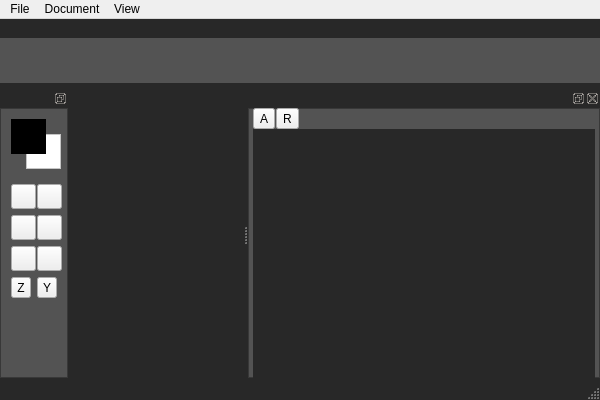
The window that alpaint/res/Alpaint.ui (DatDarkAlpaca/alpaint) describes before a commit, drawn with Qt 5.
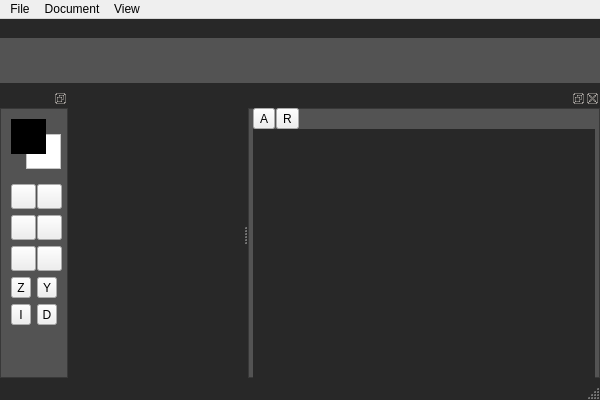
The same window after the commit. Icons and pictures are not drawn. Custom widgets are drawn as their Qt base class.

Commit message: Add invert and default colors.

```diff
--- a/alpaint/res/Alpaint.ui
+++ b/alpaint/res/Alpaint.ui
@@ -583,6 +583,71 @@
        </item>
       </layout>
      </item>
+     <item>
+      <layout class="QHBoxLayout" name="colorsLayout">
+       <property name="topMargin">
+        <number>0</number>
+       </property>
+       <item>
+        <widget class="QToolButton" name="invertColorsButton">
+         <property name="minimumSize">
+          <size>
+           <width>20</width>
+           <height>20</height>
+          </size>
+         </property>
+         <property name="styleSheet">
+          <string notr="true">QToolButton
+{
+	background-color: rgb(50, 50, 50);
+	border: 1px solid rgb(45, 45, 45);
+	border-radius: 3px;
+	color: white;
+}
+QToolButton:hover
+{
+	background-color: rgb(70, 70, 70);
+};</string>
+         </property>
+         <property name="text">
+          <string>I</string>
+         </property>
+         <property name="shortcut">
+          <string>X</string>
+         </property>
+        </widget>
+       </item>
+       <item>
+        <widget class="QToolButton" name="defaultColorButton">
+         <property name="minimumSize">
+          <size>
+           <width>20</width>
+           <height>20</height>
+          </size>
+         </property>
+         <property name="styleSheet">
+          <string notr="true">QToolButton
+{
+	background-color: rgb(50, 50, 50);
+	border: 1px solid rgb(45, 45, 45);
+	border-radius: 3px;
+	color: white;
+}
+QToolButton:hover
+{
+	background-color: rgb(70, 70, 70);
+};</string>
+         </property>
+         <property name="text">
+          <string>D</string>
+         </property>
+         <property name="shortcut">
+          <string>Ctrl+Shift+X</string>
+         </property>
+        </widget>
+       </item>
+      </layout>
+     </item>
      <item>
       <spacer name="verticalSpacer">
        <property name="orientation">
```
Left out of the diff: 14 changed lines with no effect on the pictures. The commit also changes 2 other files.
